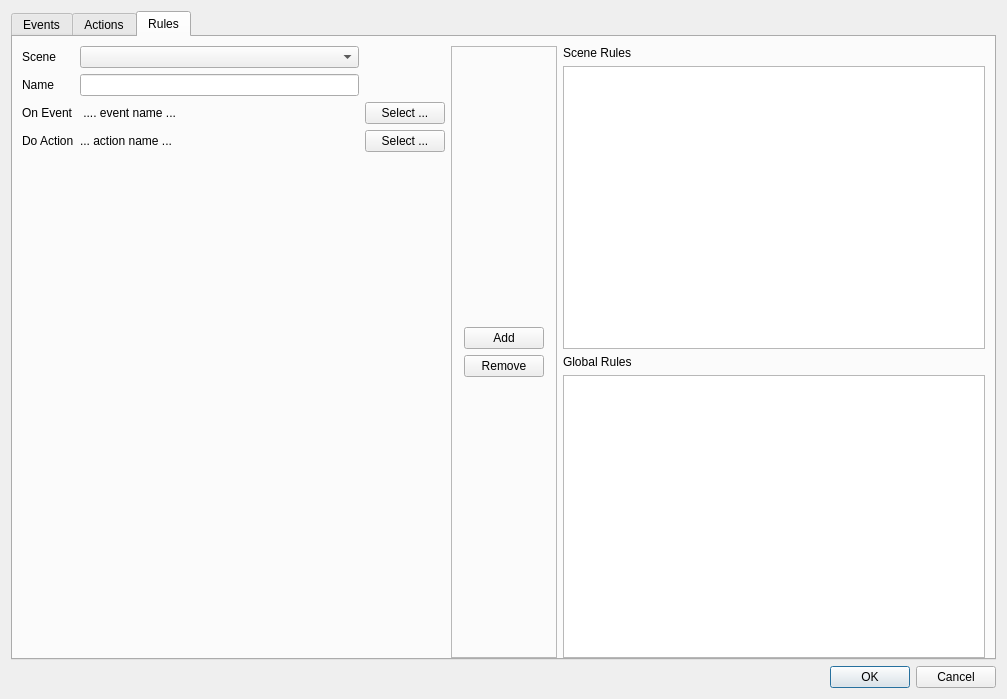
This is isar/ui/events_actions_rules_dialog.ui in zardosht/isar as Qt 5 draws it before an edit. The edited form follows.
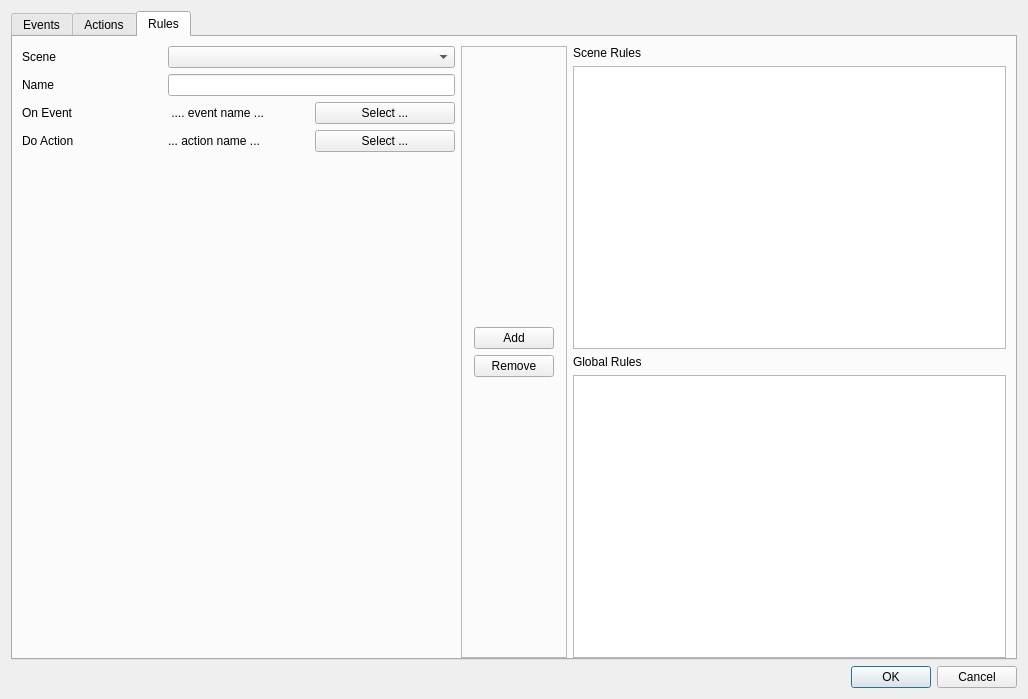
This is the edited form. The open tabs and pages were chosen to show the change.

Commit message: - [work in progress] working on events, actions, rules ui

Diff of the .ui file:
```diff
--- a/isar/ui/events_actions_rules_dialog.ui
+++ b/isar/ui/events_actions_rules_dialog.ui
@@ -6,7 +6,7 @@
    <rect>
     <x>0</x>
     <y>0</y>
-    <width>1007</width>
+    <width>1028</width>
     <height>699</height>
    </rect>
   </property>
@@ -585,6 +585,33 @@
              <property name="bottomMargin">
               <number>0</number>
              </property>
+             <item row="5" column="0" colspan="2">
+              <spacer name="verticalSpacer_7">
+               <property name="orientation">
+                <enum>Qt::Vertical</enum>
+               </property>
+               <property name="sizeHint" stdset="0">
+                <size>
+                 <width>20</width>
+                 <height>40</height>
+                </size>
+               </property>
+              </spacer>
+             </item>
+             <item row="3" column="0">
+              <widget class="QLabel" name="label_16">
+               <property name="text">
+                <string>On Event</string>
+               </property>
+              </widget>
+             </item>
+             <item row="4" column="2">
+              <widget class="QPushButton" name="select_rule_action_btn">
+               <property name="text">
+                <string>Select ...</string>
+               </property>
+              </widget>
+             </item>
              <item row="0" column="0">
               <widget class="QLabel" name="label_15">
                <property name="text">
@@ -595,36 +622,37 @@
                </property>
               </widget>
              </item>
-             <item row="4" column="0" colspan="2">
-              <spacer name="verticalSpacer_7">
-               <property name="orientation">
-                <enum>Qt::Vertical</enum>
+             <item row="4" column="1">
+              <widget class="QLabel" name="rule_action_name_text">
+               <property name="text">
+                <string>... action name ...</string>
                </property>
-               <property name="sizeHint" stdset="0">
-                <size>
-                 <width>20</width>
-                 <height>40</height>
-                </size>
+              </widget>
+             </item>
+             <item row="3" column="2">
+              <widget class="QPushButton" name="select_rule_event_btn">
+               <property name="text">
+                <string>Select ...</string>
                </property>
-              </spacer>
+              </widget>
              </item>
-             <item row="2" column="1">
+             <item row="4" column="0">
+              <widget class="QLabel" name="label_17">
+               <property name="text">
+                <string>Do Action</string>
+               </property>
+              </widget>
+             </item>
+             <item row="3" column="1">
               <widget class="QLabel" name="rule_event_name_text">
                <property name="text">
                 <string> .... event name ...</string>
                </property>
               </widget>
              </item>
-             <item row="0" column="1">
+             <item row="0" column="1" colspan="2">
               <widget class="QComboBox" name="rule_scenes_combo"/>
              </item>
-             <item row="3" column="1">
-              <widget class="QLabel" name="rule_action_name_text">
-               <property name="text">
-                <string>... action name ...</string>
-               </property>
-              </widget>
-             </item>
              <item row="1" column="0">
               <widget class="QLabel" name="label_3">
                <property name="text">
@@ -632,37 +660,9 @@
                </property>
               </widget>
              </item>
-             <item row="2" column="0">
-              <widget class="QLabel" name="label_16">
-               <property name="text">
-                <string>On Event</string>
-               </property>
-              </widget>
-             </item>
-             <item row="1" column="1">
+             <item row="1" column="1" colspan="2">
               <widget class="QLineEdit" name="rule_name_text"/>
              </item>
-             <item row="3" column="0">
-              <widget class="QLabel" name="label_17">
-               <property name="text">
-                <string>Do Action</string>
-               </property>
-              </widget>
-             </item>
-             <item row="2" column="2">
-              <widget class="QPushButton" name="select_rule_event_btn">
-               <property name="text">
-                <string>Select ...</string>
-               </property>
-              </widget>
-             </item>
-             <item row="3" column="2">
-              <widget class="QPushButton" name="select_rule_action_btn">
-               <property name="text">
-                <string>Select ...</string>
-               </property>
-              </widget>
-             </item>
             </layout>
            </widget>
           </item>
@@ -771,7 +771,7 @@
               </widget>
              </item>
              <item>
-              <widget class="QListWidget" name="scene_rules_list"/>
+              <widget class="QListView" name="scene_rules_list"/>
              </item>
              <item>
               <widget class="QLabel" name="label_19">
@@ -781,7 +781,7 @@
               </widget>
              </item>
              <item>
-              <widget class="QListWidget" name="global_rules_list"/>
+              <widget class="QListView" name="global_rules_list"/>
              </item>
             </layout>
            </widget>
```
Left out of the diff: 172 changed lines with no effect on the pictures. The commit also changes 6 other files.
